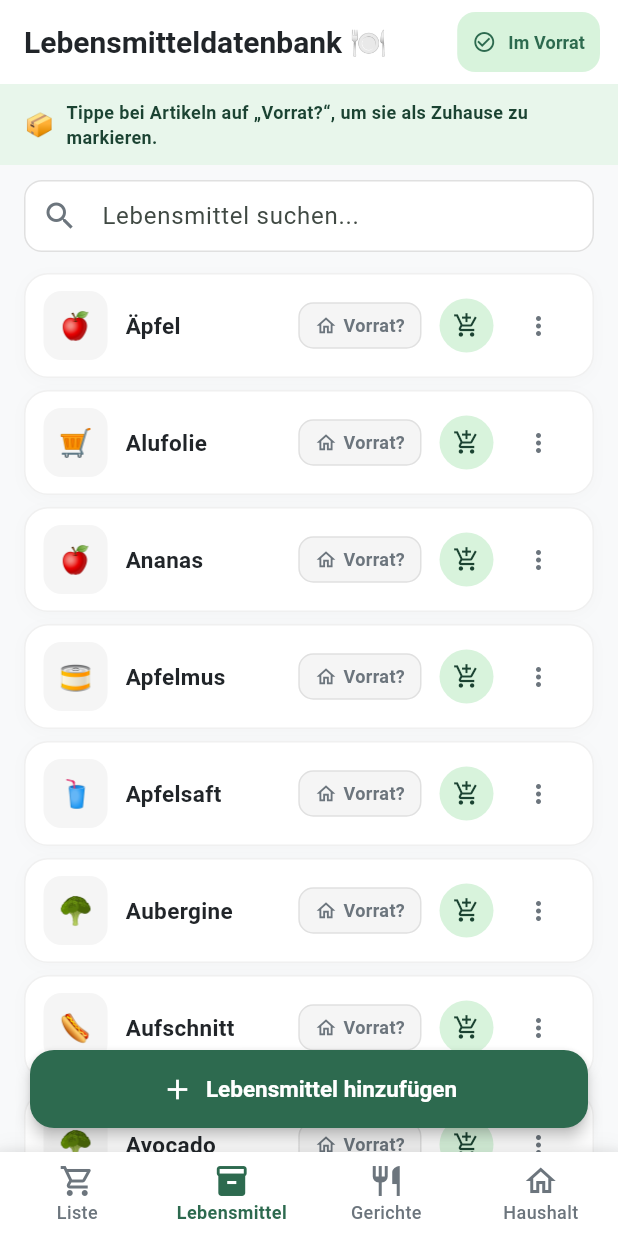
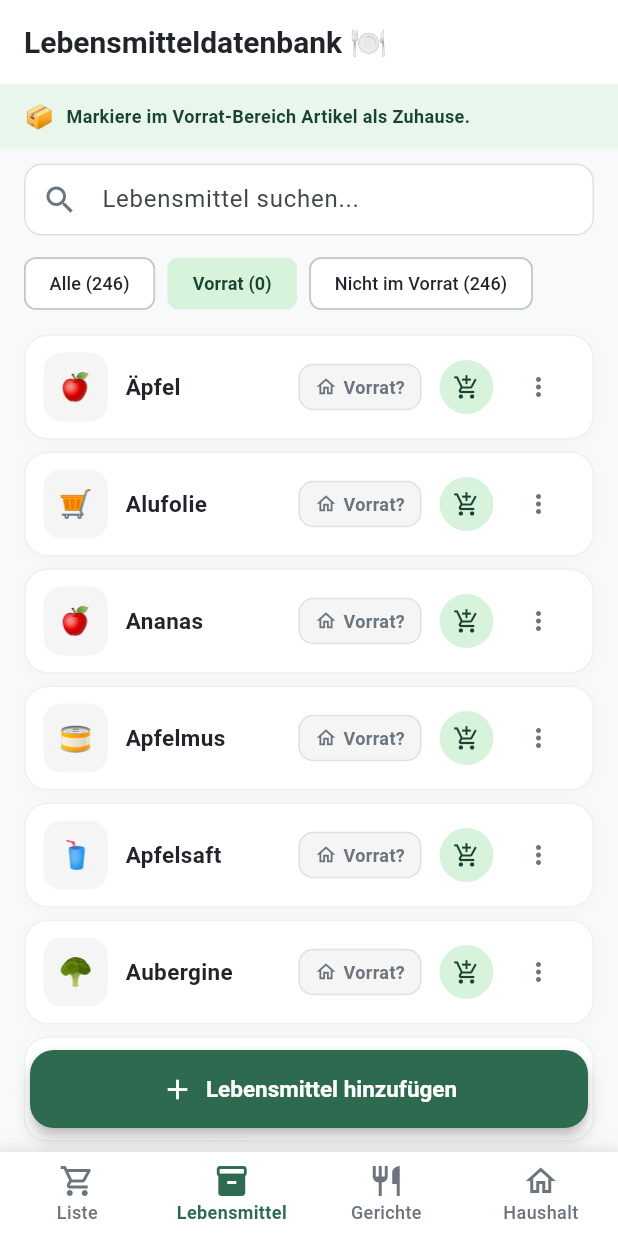
Before and after one commit to x4rinia/Dino_food, a Flutter app: the screen it shows after launch, item 2 of the bottom bar chosen, on a phone screen of 412 x 824 dp. Run offline on Flutter 3.47's test engine with Material 3 defaults, Android fonts, the phone set to English and light mode, and no system bars; our stand-ins replace flutter_dotenv, image_picker, supabase_flutter; accounts and stored records are empty.

Commit message:
Update to Version 3.0: 3 top sort tabs (Alle A-Z, Vorrat, Nicht im Vorrat) and static stock info badges on food cards

```diff
--- a/lib/screens/foods/foods_screen.dart
+++ b/lib/screens/foods/foods_screen.dart
@@ -38,45 +38,6 @@ class _FoodsScreenState extends State<FoodsScreen> {
     setState(() {
       _sessionStockSnapshot = Set<String>.from(stockProvider.inStockFoodIds);
     });
-  }
-
-  void _cycleSortMode(StockProvider stockProvider) {
-    setState(() {
-      _sessionStockSnapshot = Set<String>.from(stockProvider.inStockFoodIds);
-      switch (_sortMode) {
-        case FoodSortMode.inStockFirst:
-          _sortMode = FoodSortMode.notInStockFirst;
-          break;
-        case FoodSortMode.notInStockFirst:
-          _sortMode = FoodSortMode.alphabetical;
-          break;
-        case FoodSortMode.alphabetical:
-          _sortMode = FoodSortMode.inStockFirst;
-          break;
-      }
-    });
-
-    String message;
-    switch (_sortMode) {
-      case FoodSortMode.inStockFirst:
-        message = 'Sortierung: Im Vorrat zuerst 📦';
-        break;
-      case FoodSortMode.notInStockFirst:
-        message = 'Sortierung: Nicht im Vorrat zuerst 🛒';
-        break;
-      case FoodSortMode.alphabetical:
-        message = 'Sortierung: Alphabetisch (A-Z) 🔤';
-        break;
-    }
-
-    ScaffoldMessenger.of(context)
-      ..hideCurrentSnackBar()
-      ..showSnackBar(
-        SnackBar(
-          content: Text(message),
-          duration: const Duration(seconds: 1),
-        ),
-      );
   }
 
   @override
@@ -149,53 +110,9 @@ class _FoodsScreenState extends State<FoodsScreen> {
       }
     });
 
-    IconData sortIcon;
-    String sortLabel;
-    switch (_sortMode) {
-      case FoodSortMode.inStockFirst:
-        sortIcon = Icons.check_circle_outline;
-        sortLabel = 'Im Vorrat';
-        break;
-      case FoodSortMode.notInStockFirst:
-        sortIcon = Icons.remove_circle_outline;
-        sortLabel = 'Nicht im Vorrat';
-        break;
-      case FoodSortMode.alphabetical:
-        sortIcon = Icons.sort_by_alpha;
-        sortLabel = 'A–Z';
-        break;
-    }
-
     return Scaffold(
       appBar: AppBar(
         title: const Text('Lebensmitteldatenbank 🍽️'),
-        actions: [
-          Padding(
-            padding: const EdgeInsets.only(right: 12.0),
-            child: TextButton.icon(
-              style: TextButton.styleFrom(
-                foregroundColor: AppTheme.primaryGreen,
-                backgroundColor: AppTheme.primarySoft,
-                padding: const EdgeInsets.symmetric(
-                  horizontal: 10,
-                  vertical: 6,
-                ),
-                shape: RoundedRectangleBorder(
-                  borderRadius: BorderRadius.circular(12),
-                ),
-              ),
-              icon: Icon(sortIcon, size: 16),
-              label: Text(
-                sortLabel,
-                style: const TextStyle(
-                  fontSize: 12,
-                  fontWeight: FontWeight.w700,
-                ),
-              ),
-              onPressed: () => _cycleSortMode(stockProvider),
-            ),
-          ),
-        ],
       ),
       body: Column(
         children: [
@@ -214,11 +131,11 @@ class _FoodsScreenState extends State<FoodsScreen> {
                   child: Text(
                     _sortMode == FoodSortMode.inStockFirst
                         ? (visibleStockCount == 0
-                            ? 'Tippe bei Artikeln auf „Vorrat?“, um sie als Zuhause zu markieren.'
+                            ? 'Markiere im Vorrat-Bereich Artikel als Zuhause.'
                             : '$visibleStockCount ${visibleStockCount == 1 ? 'Artikel' : 'Artikel'} im Vorrat (oben einsortiert)')
                         : _sortMode == FoodSortMode.notInStockFirst
                             ? 'Fehlende Artikel (nicht im Vorrat) oben einsortiert'
-                            : 'Rein alphabetisch (A-Z) sortiert',
+                            : 'Rein alphabetisch (A-Z) nach Name sortiert',
                     style: const TextStyle(
                       fontSize: 12,
                       color: AppTheme.primaryDark,
@@ -232,7 +149,7 @@ class _FoodsScreenState extends State<FoodsScreen> {
 
           // Search Bar
           Padding(
-            padding: const EdgeInsets.fromLTRB(16, 10, 16, 8),
+            padding: const EdgeInsets.fromLTRB(16, 10, 16, 4),
             child: TextField(
               controller: _searchController,
               decoration: InputDecoration(
@@ -256,6 +173,106 @@ class _FoodsScreenState extends State<FoodsScreen> {
                 ),
               ),
               onChanged: (val) => foodProvider.setSearchQuery(val),
+            ),
+          ),
+
+          // 3 Sort Tabs (Alle / Vorrat / Nicht im Vorrat)
+          Padding(
+            padding: const EdgeInsets.symmetric(horizontal: 16.0, vertical: 4.0),
+            child: Row(
+              children: [
+                Expanded(
+                  child: SingleChildScrollView(
+                    scrollDirection: Axis.horizontal,
+                    child: Row(
+                      children: [
+                        FilterChip(
+                          selected: _sortMode == FoodSortMode.alphabetical,
+                          label: Text('Alle (${filteredFoods.length})'),
+                          selectedColor: AppTheme.primarySoft,
+                          checkmarkColor: AppTheme.primaryDark,
+                          showCheckmark: false,
+                          labelStyle: TextStyle(
+                            fontSize: 12,
+                            color: _sortMode == FoodSortMode.alphabetical
+                                ? AppTheme.primaryDark
+                                : AppTheme.textDark,
+                            fontWeight: _sortMode == FoodSortMode.alphabetical
+                                ? FontWeight.w700
+                                : FontWeight.w500,
+                          ),
+                          onSelected: (selected) {
+                            if (selected) {
+                              setState(() {
+                                _sortMode = FoodSortMode.alphabetical;
+                                _sessionStockSnapshot = Set<String>.from(
+                                  stockProvider.inStockFoodIds,
+                                );
+                              });
+                            }
+                          },
+                        ),
+                        const SizedBox(width: 8),
+                        FilterChip(
+                          selected: _sortMode == FoodSortMode.inStockFirst,
+                          label: Text('Vorrat ($visibleStockCount)'),
+                          selectedColor: AppTheme.primarySoft,
+                          checkmarkColor: AppTheme.primaryDark,
+                          showCheckmark: false,
+                          labelStyle: TextStyle(
+                            fontSize: 12,
+                            color: _sortMode == FoodSortMode.inStockFirst
+                                ? AppTheme.primaryDark
+                                : AppTheme.textDark,
+                            fontWeight: _sortMode == FoodSortMode.inStockFirst
+                                ? FontWeight.w700
+                                : FontWeight.w500,
+                          ),
+                          onSelected: (selected) {
+                            if (selected) {
+                              setState(() {
+                                _sortMode = FoodSortMode.inStockFirst;
+                                _sessionStockSnapshot = Set<String>.from(
+                                  stockProvider.inStockFoodIds,
+                                );
+                              });
+                            }
+                          },
+                        ),
+                        const SizedBox(width: 8),
+                        FilterChip(
+                          selected: _sortMode == FoodSortMode.notInStockFirst,
+                          label: Text(
+                            'Nicht im Vorrat (${filteredFoods.length - visibleStockCount})',
+                          ),
+                          selectedColor: AppTheme.primarySoft,
+                          checkmarkColor: AppTheme.primaryDark,
+                          showCheckmark: false,
+                          labelStyle: TextStyle(
+                            fontSize: 12,
+                            color: _sortMode == FoodSortMode.notInStockFirst
+                                ? AppTheme.primaryDark
+                                : AppTheme.textDark,
+                            fontWeight: _sortMode == FoodSortMode.notInStockFirst
+                                ? FontWeight.w700
+                                : FontWeight.w500,
+                          ),
+                          onSelected: (selected) {
+                            if (selected) {
+                              setState(() {
+                                _sortMode = FoodSortMode.notInStockFirst;
+                                _sessionStockSnapshot = Set<String>.from(
+                                  stockProvider.inStockFoodIds,
+                                );
+                              });
+                            }
+                          },
+                        ),
+                      ],
+                    ),
+                  ),
+                ),
+              ],
             ),
           ),
 
@@ -343,13 +360,8 @@ class _FoodsScreenState extends State<FoodsScreen> {
                                 ),
                               ),
 
-                              // Stock Toggle Button (Zuhause <-> Vorrat?)
-                              InkWell(
-                                onTap: () {
-                                  stockProvider.toggleStock(food.id);
-                                },
-                                borderRadius: BorderRadius.circular(10),
-                                child: Container(
+                              // Non-clickable Stock Info Badge
+                              Container(
                                 padding: const EdgeInsets.symmetric(
                                   horizontal: 10,
                                   vertical: 6,
@@ -379,7 +391,7 @@ class _FoodsScreenState extends State<FoodsScreen> {
                                     ),
                                     const SizedBox(width: 4),
                                     Text(
-                                        isInStock ? 'Zuhause' : 'Vorrat?',
+                                      isInStock ? 'Vorrat' : 'Vorrat?',
                                       style: TextStyle(
                                         fontSize: 12,
                                         fontWeight: FontWeight.w600,
@@ -389,7 +401,6 @@ class _FoodsScreenState extends State<FoodsScreen> {
                                       ),
                                     ),
                                   ],
-                                  ),
                                 ),
                               ),
 
--- a/lib/screens/household/household_screen.dart
+++ b/lib/screens/household/household_screen.dart
@@ -768,7 +768,7 @@ class _HouseholdScreenState extends State<HouseholdScreen> {
                           ),
                         ),
                         child: const Text(
-                          'Version 2.1',
+                          'Version 3.0',
                           style: TextStyle(
                             fontSize: 11,
                             fontWeight: FontWeight.w700,
@@ -976,7 +976,7 @@ class _HouseholdScreenState extends State<HouseholdScreen> {
                     child: Column(
                       children: [
                         Text(
-                          'Dino_food Version 2.1',
+                          'Dino_food Version 3.0',
                           style: TextStyle(
                             fontSize: 13,
                             fontWeight: FontWeight.w600,
--- a/pubspec.yaml
+++ b/pubspec.yaml
@@ -16,7 +16,7 @@ publish_to: 'none' # Remove this line if you wish to publish to pub.dev
 # https://developer.apple.com/library/archive/documentation/General/Reference/InfoPlistKeyReference/Articles/CoreFoundationKeys.html
 # In Windows, build-name is used as the major, minor, and patch parts
 # of the product and file versions while build-number is used as the build suffix.
-version: 2.1.0+2
+version: 3.0.0+3
 
 environment:
   sdk: ^3.13.0
```
Also changed, not shown: 1 other file. Lines whose indentation alone changed are shown as unchanged.
